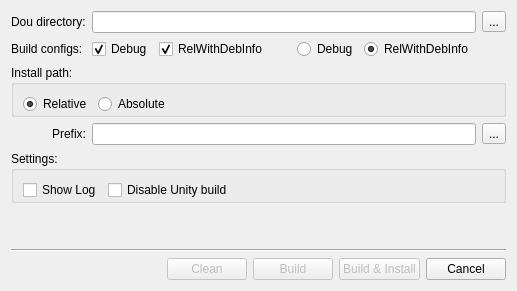
Above: src/dots/dots_dobmake.ss/src/dobmake.ui from SafirSDK/safir-sdk-core before the change. Below: the same form after it.
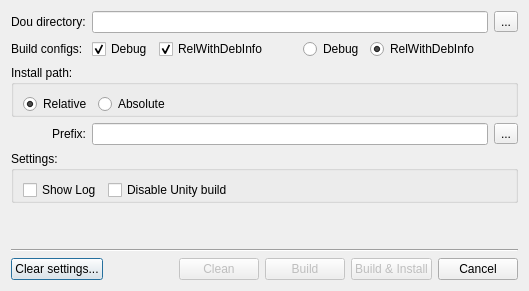
That is the form after the change. Icons and pictures are not drawn.

Commit message: Save settings in dobmake

```diff
--- a/src/dots/dots_dobmake.ss/src/dobmake.ui
+++ b/src/dots/dots_dobmake.ss/src/dobmake.ui
@@ -6,7 +6,7 @@
    <rect>
     <x>0</x>
     <y>0</y>
-    <width>517</width>
+    <width>529</width>
     <height>291</height>
    </rect>
   </property>
@@ -285,6 +285,13 @@
    </item>
    <item>
     <layout class="QHBoxLayout" name="horizontalLayout_2">
+     <item>
+      <widget class="QPushButton" name="clearSettingsButton">
+       <property name="text">
+        <string>Clear settings...</string>
+       </property>
+      </widget>
+     </item>
      <item>
       <spacer name="horizontalSpacer">
        <property name="orientation">
```
The commit also changes 6 other files.
